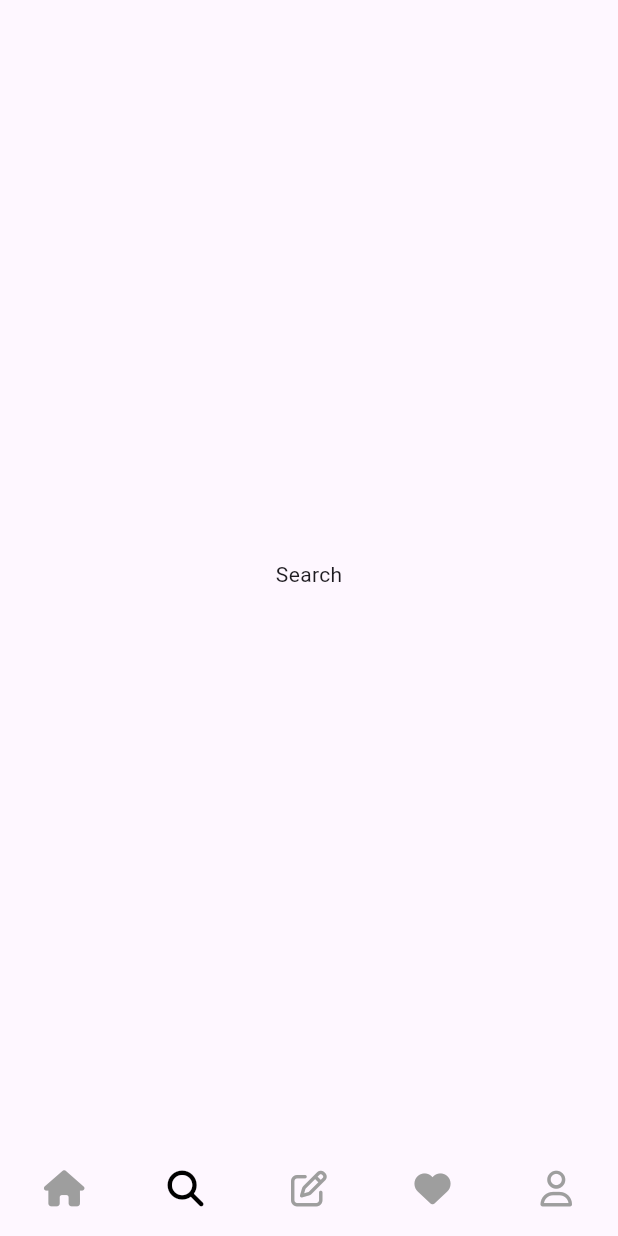
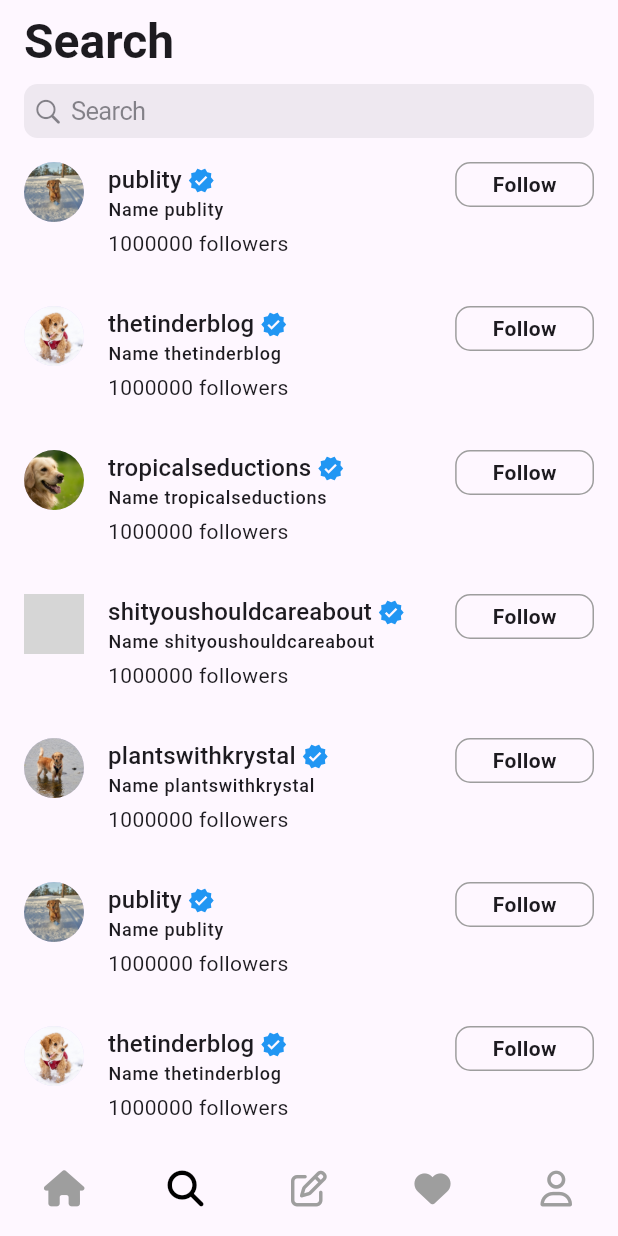
Before and after one commit to cskime/nomadcoders_flutter_challenge, a Flutter app: the MainNaviagtionScreen screen opened directly, item 2 of the bottom bar chosen, on a phone screen of 412 x 824 dp. Run offline on Flutter 3.47's test engine with Material 3 defaults, Android fonts, the light colour scheme and no system bars; our stand-ins replace flutter_svg, font_awesome_flutter; network calls fail; grey boxes are pictures that could not be loaded.

Commit message:
thread clone: search screen

```diff
--- a/lib/tiktok_clone_challenge/thread_app/features/search/search_screen.dart
+++ b/lib/tiktok_clone_challenge/thread_app/features/search/search_screen.dart
@@ -1,12 +1,41 @@
+import 'package:flutter/cupertino.dart';
 import 'package:flutter/material.dart';
+import 'package:nomadcoders_flutter_challenge/tiktok_clone_challenge/thread_app/features/search/widgets/user_search_list_tile.dart';
+import 'package:nomadcoders_flutter_challenge/tiktok_clone_challenge/thread_app/models/user.dart';
 
 class SearchScreen extends StatelessWidget {
   const SearchScreen({super.key});
 
   @override
   Widget build(BuildContext context) {
-    return const Center(
-      child: Text('Search'),
+    return SafeArea(
+      child: CustomScrollView(
+        slivers: [
+          const SliverAppBar(
+            title: Text(
+              'Search',
+              style: TextStyle(
+                fontSize: 32,
+                fontWeight: FontWeight.bold,
+              ),
+            ),
+            centerTitle: false,
+          ),
+          const SliverToBoxAdapter(
+            child: Padding(
+              padding: EdgeInsets.symmetric(horizontal: 16),
+              child: CupertinoSearchTextField(),
+            ),
+          ),
+          SliverList.builder(
+            itemCount: dummyUsers.length * 2,
+            itemBuilder: (context, index) {
+              final user = dummyUsers[index % dummyUsers.length];
+              return UserSearchListTile(user: user);
+            },
+          ),
+        ],
+      ),
     );
   }
 }
--- /dev/null
+++ b/lib/tiktok_clone_challenge/thread_app/features/search/widgets/user_search_list_tile.dart
@@ -0,0 +1,88 @@
+import 'package:flutter/material.dart';
+import 'package:nomadcoders_flutter_challenge/tiktok_clone_challenge/thread_app/models/user.dart';
+
+class UserSearchListTile extends StatelessWidget {
+  const UserSearchListTile({
+    super.key,
+    required this.user,
+  });
+
+  final User user;
+
+  @override
+  Widget build(BuildContext context) {
+    return Padding(
+      padding: const EdgeInsets.all(16),
+      child: Row(
+        crossAxisAlignment: CrossAxisAlignment.start,
+        children: [
+          CircleAvatar(
+            radius: 20,
+            backgroundImage: AssetImage(user.profileImagePath!),
+          ),
+          const SizedBox(width: 16),
+          Expanded(
+            child: Column(
+              crossAxisAlignment: CrossAxisAlignment.start,
+              children: [
+                Row(
+                  children: [
+                    Flexible(
+                      child: Text(
+                        user.username,
+                        style: Theme.of(context)
+                            .textTheme
+                            .titleMedium
+                            ?.copyWith(overflow: TextOverflow.ellipsis),
+                      ),
+                    ),
+                    const SizedBox(width: 4),
+                    const Icon(
+                      Icons.verified,
+                      color: Colors.blue,
+                      size: 18,
+                    )
+                  ],
+                ),
+                Text(
+                  user.name,
+                  style: Theme.of(context)
+                      .textTheme
+                      .labelMedium
+                      ?.copyWith(overflow: TextOverflow.ellipsis),
+                ),
+                const SizedBox(height: 4),
+                Text(
+                  '${user.followerCount} followers',
+                  style: Theme.of(context).textTheme.bodyMedium,
+                )
+              ],
+            ),
+          ),
+          const SizedBox(width: 16),
+          _FollowButton(),
+        ],
+      ),
+    );
+  }
+}
+
+class _FollowButton extends StatelessWidget {
+  @override
+  Widget build(BuildContext context) {
+    return Container(
+      decoration: BoxDecoration(
+        border: Border.all(color: Colors.grey),
+        borderRadius: BorderRadius.circular(10),
+      ),
+      padding: const EdgeInsets.symmetric(
+        horizontal: 24,
+        vertical: 4,
+      ),
+      child: const Text(
+        'Follow',
+        style: TextStyle(fontWeight: FontWeight.w600),
+      ),
+    );
+  }
+}
--- a/lib/tiktok_clone_challenge/thread_app/main_naviagtion_screen.dart
+++ b/lib/tiktok_clone_challenge/thread_app/main_naviagtion_screen.dart
@@ -16,7 +16,11 @@ class MainNaviagtionScreen extends StatefulWidget {
 class _MainNaviagtionScreenState extends State<MainNaviagtionScreen> {
   var _currentIndex = 0;
 
-  void _onTap(int index) {
+  void _onTap() {
+    FocusScope.of(context).unfocus();
+  }
+
+  void _onItemTap(int index) {
     if (index == 2) {
       showModalBottomSheet(
         context: context,
@@ -41,7 +45,9 @@ class _MainNaviagtionScreenState extends State<MainNaviagtionScreen> {
 
   @override
   Widget build(BuildContext context) {
-    return Scaffold(
+    return GestureDetector(
+      onTap: _onTap,
+      child: Scaffold(
         body: _body,
         bottomNavigationBar: BottomNavigationBar(
           type: BottomNavigationBarType.fixed,
@@ -51,7 +57,7 @@ class _MainNaviagtionScreenState extends State<MainNaviagtionScreen> {
           unselectedItemColor: Colors.grey,
           elevation: 0,
           currentIndex: _currentIndex,
-        onTap: _onTap,
+          onTap: _onItemTap,
           items: const [
             BottomNavigationBarItem(
               icon: Icon(FontAwesomeIcons.house),
@@ -75,6 +81,7 @@ class _MainNaviagtionScreenState extends State<MainNaviagtionScreen> {
             ),
           ],
         ),
+      ),
     );
   }
 }
--- a/lib/tiktok_clone_challenge/thread_app/models/user.dart
+++ b/lib/tiktok_clone_challenge/thread_app/models/user.dart
@@ -2,12 +2,16 @@ class User {
   User({
     this.profileImagePath,
     required this.username,
+    required this.name,
     required this.verified,
+    required this.followerCount,
   });
 
   final String? profileImagePath;
   final String username;
+  final String name;
   final bool verified;
+  final int followerCount;
 
   String get initial => username.toUpperCase().substring(0, 1);
 }
@@ -16,26 +20,36 @@ final dummyUsers = [
   User(
     profileImagePath: 'assets/images/thread-profile-image-1.jpg',
     username: 'publity',
+    name: 'Name publity',
     verified: true,
+    followerCount: 1000000,
   ),
   User(
     profileImagePath: 'assets/images/thread-profile-image-2.jpg',
     username: 'thetinderblog',
+    name: 'Name thetinderblog',
     verified: true,
+    followerCount: 1000000,
   ),
   User(
     profileImagePath: 'assets/images/thread-profile-image-3.jpg',
     username: 'tropicalseductions',
+    name: 'Name tropicalseductions',
     verified: true,
+    followerCount: 1000000,
   ),
   User(
     profileImagePath: 'assets/images/thread-profile-image-4.jpg',
     username: 'shityoushouldcareabout',
+    name: 'Name shityoushouldcareabout',
     verified: true,
+    followerCount: 1000000,
   ),
   User(
     profileImagePath: 'assets/images/thread-profile-image-5.jpg',
     username: 'plantswithkrystal',
+    name: 'Name plantswithkrystal',
     verified: true,
+    followerCount: 1000000,
   ),
 ];
```
Lines whose indentation alone changed are shown as unchanged.
